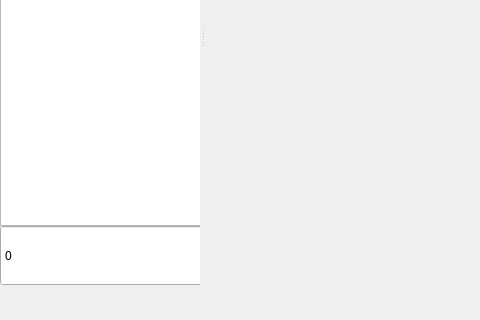
Above: PCM/main_window.ui from FLOWERCLOUD/PCM2015plus before the change; both pictures show x 0 to 480 and y 272 to 592 of the 1122 by 592 pixel window. Below: the same form after it.
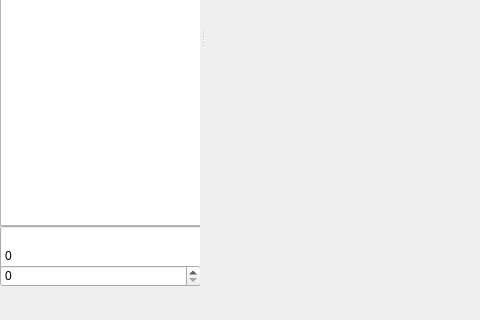
That is the form after the change. Icons and pictures are not drawn.

Commit message: add centerframe control

```diff
--- a/PCM/main_window.ui
+++ b/PCM/main_window.ui
@@ -152,6 +152,16 @@
       </rect>
      </property>
     </widget>
+    <widget class="QSpinBox" name="centerframe">
+     <property name="geometry">
+      <rect>
+       <x>0</x>
+       <y>470</y>
+       <width>201</width>
+       <height>22</height>
+      </rect>
+     </property>
+    </widget>
    </widget>
   </widget>
   <action name="actionImportFiles">
```
The commit also changes 9 other files.
